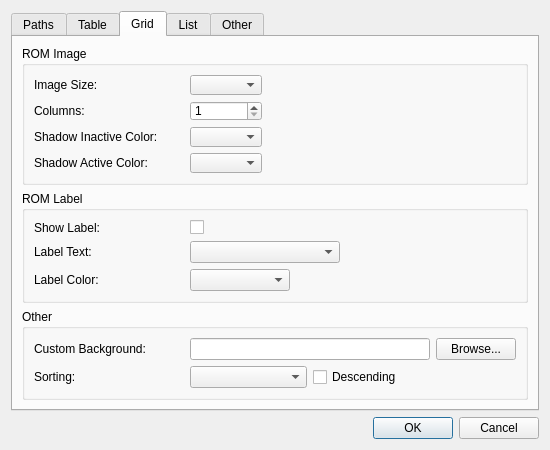
Before: the Qt Designer form src/settingsdialog.ui in dh4/cen64-qt, drawn with Qt 5.
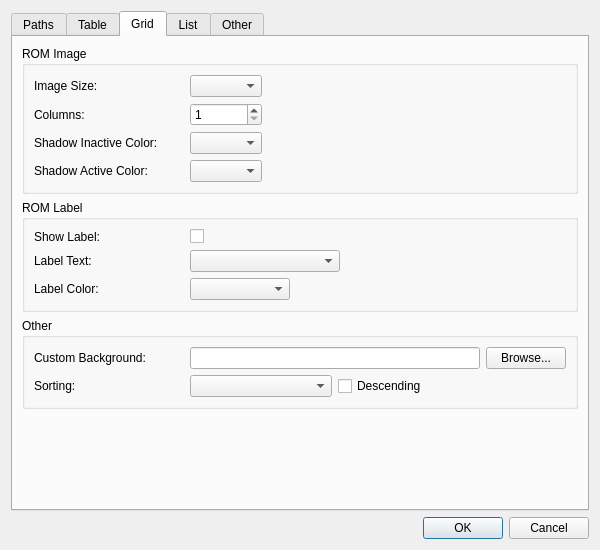
After: the same form once the commit is applied.

Commit message: Make settings dialog larger

Patch:
```diff
--- a/src/settingsdialog.ui
+++ b/src/settingsdialog.ui
@@ -6,8 +6,8 @@
    <rect>
     <x>0</x>
     <y>0</y>
-    <width>550</width>
-    <height>450</height>
+    <width>600</width>
+    <height>550</height>
    </rect>
   </property>
   <property name="minimumSize">
```
The commit also changes 1 other file.
